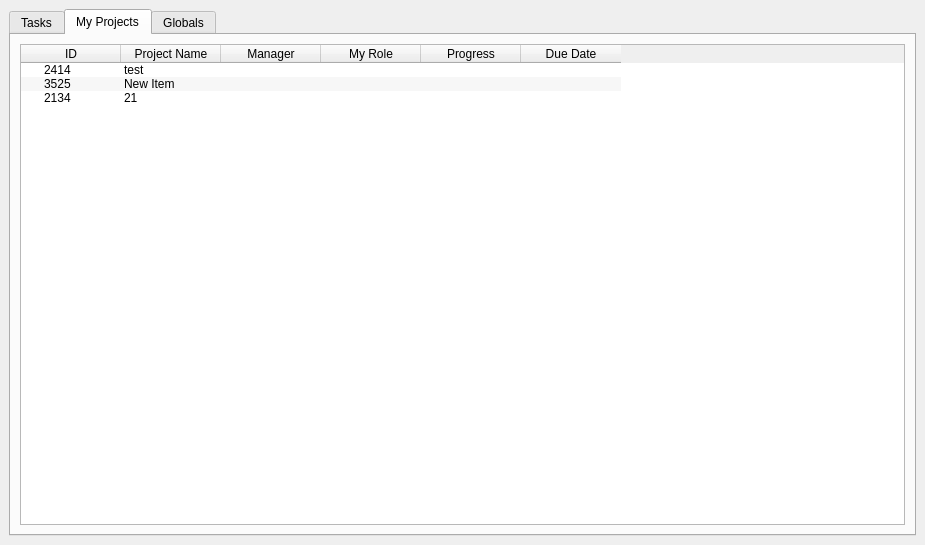
The window that Home.ui (CDDDJ-A-2015/Project) describes before a commit, drawn with Qt 5.
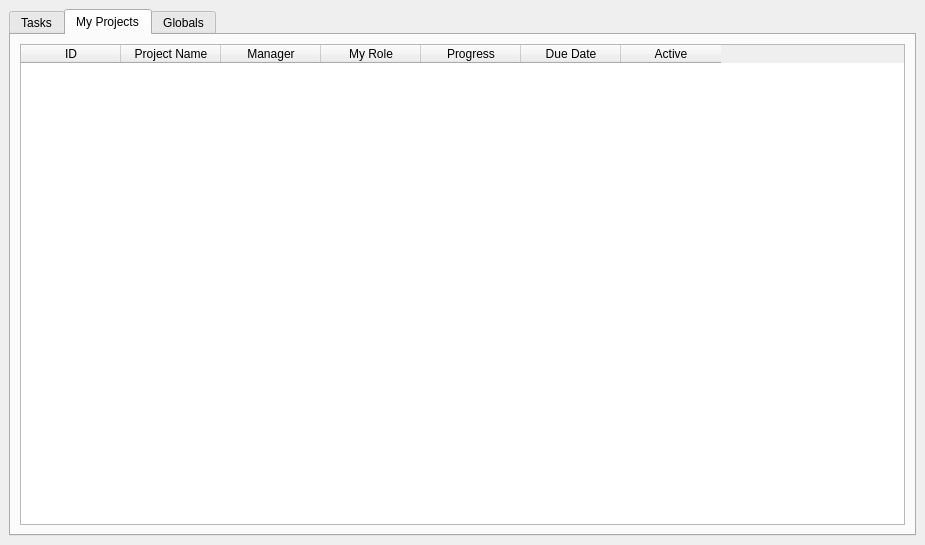
The same window after the commit. The open tabs and pages were chosen to show the change.

```diff
--- a/Home.ui
+++ b/Home.ui
@@ -282,66 +282,14 @@
             <set>AlignHCenter|AlignVCenter|AlignCenter</set>
            </property>
           </column>
-          <item>
+          <column>
            <property name="text">
-            <string>2414</string>
+            <string>Active</string>
            </property>
-           <property name="text">
-            <string>test</string>
+           <property name="textAlignment">
+            <set>AlignHCenter|AlignVCenter|AlignCenter</set>
            </property>
-           <property name="text">
-            <string/>
-           </property>
-           <property name="text">
-            <string/>
-           </property>
-           <property name="text">
-            <string/>
-           </property>
-           <property name="text">
-            <string/>
-           </property>
-          </item>
-          <item>
-           <property name="text">
-            <string>3525</string>
-           </property>
-           <property name="text">
-            <string>New Item</string>
-           </property>
-           <property name="text">
-            <string/>
-           </property>
-           <property name="text">
-            <string/>
-           </property>
-           <property name="text">
-            <string/>
-           </property>
-           <property name="text">
-            <string/>
-           </property>
-          </item>
-          <item>
-           <property name="text">
-            <string>2134</string>
-           </property>
-           <property name="text">
-            <string>21</string>
-           </property>
-           <property name="text">
-            <string/>
-           </property>
-           <property name="text">
-            <string/>
-           </property>
-           <property name="text">
-            <string/>
-           </property>
-           <property name="text">
-            <string/>
-           </property>
-          </item>
+          </column>
          </widget>
         </item>
        </layout>
```
Left out of the diff: 60 changed lines with no effect on the pictures.
